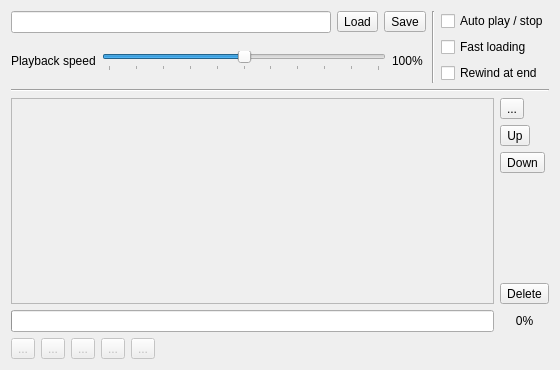
Volutar/xpeccy-plus, file ui/tapewin.ui: the form before one commit.
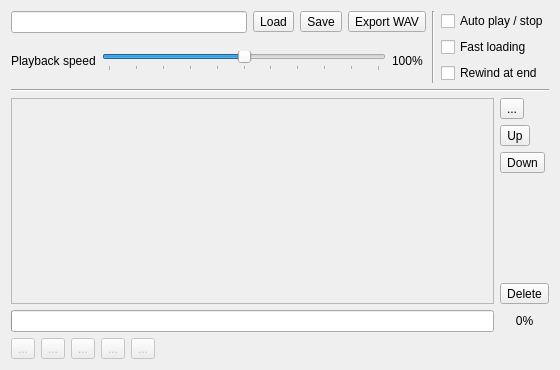
The form after the commit. Icons and pictures are not drawn. Custom widgets are drawn as their Qt base class.

Commit message:
tape: export the tape as a wav recording
A button of its own in the tape player, with the rate, sample size, level
and the silence at either end in a dialog. The old export was reachable
only by typing a .wav name into Save and wrote a zero bit 11 per cent long,
at 22050/8 bit and a third of full scale.

```diff
--- a/ui/tapewin.ui
+++ b/ui/tapewin.ui
@@ -62,6 +62,20 @@
            </property>
           </widget>
          </item>
+         <item>
+          <widget class="QToolButton" name="expBut">
+           <property name="toolTip">
+            <string>Export the tape as a wav recording</string>
+           </property>
+           <property name="text">
+            <string>Export WAV</string>
+           </property>
+           <property name="icon">
+            <iconset resource="../xpeccy.qrc">
+             <normaloff>:/images/wav.png</normaloff>:/images/wav.png</iconset>
+           </property>
+          </widget>
+         </item>
         </layout>
        </item>
        <item>
```
The commit also changes 10 other files.
